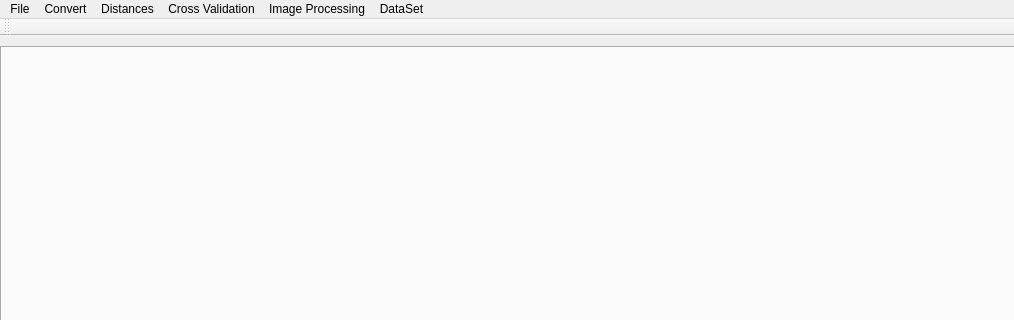
Before: the Qt Designer form ComputerVisionApplication.ui in Thegr8carlos/scaling-waffle, drawn with Qt 5; both pictures show x 0 to 1014 and y 0 to 320 of the 1014 by 566 pixel window.
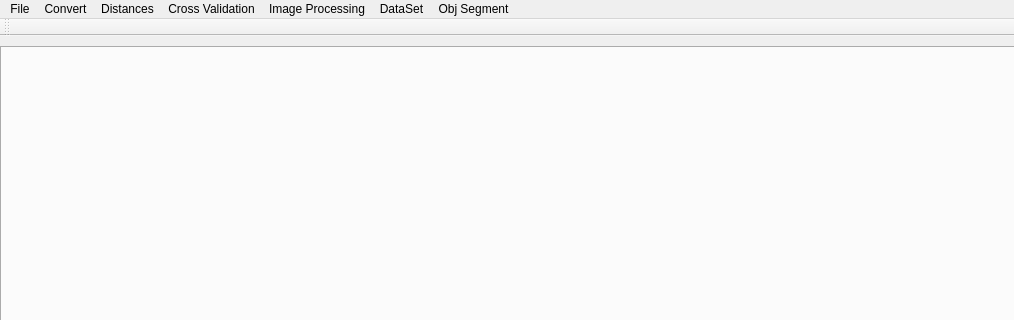
After: the same form once the commit is applied.

What changed in the file:
```diff
--- a/ComputerVisionApplication.ui
+++ b/ComputerVisionApplication.ui
@@ -93,6 +93,13 @@
      <string>DataSet</string>
     </property>
     <addaction name="actionLoadDataSet"/>
+    <addaction name="actionReadCSV"/>
+   </widget>
+   <widget class="QMenu" name="menuObj_Segment">
+    <property name="title">
+     <string>Obj Segment</string>
+    </property>
+    <addaction name="actionConected_N4"/>
    </widget>
    <addaction name="menu"/>
    <addaction name="menuConvert"/>
@@ -100,6 +107,7 @@
    <addaction name="menuCross_Validation"/>
    <addaction name="menuPrueba_Chevy"/>
    <addaction name="menuLoadDataSet"/>
+   <addaction name="menuObj_Segment"/>
   </widget>
   <widget class="QToolBar" name="mainToolBar">
    <attribute name="toolBarArea">
```
Left out of the diff: 16 changed lines with no effect on the pictures.
